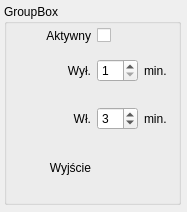
First picture: the form in src/timersvSettings.ui, repository musashimm/aquamatcontrol, before the edit.
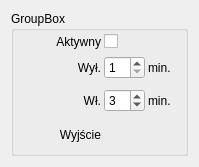
Second picture: the form after the edit.

Patch:
```diff
--- a/src/timersvSettings.ui
+++ b/src/timersvSettings.ui
@@ -1,101 +1,39 @@
 <ui version="4.0" >
  <class>TimersvSettings</class>
- <widget class="QWidget" name="TimersvSettings" >
-  <property name="geometry" >
+ <widget class="QWidget" name="TimersvSettings">
+  <property name="geometry">
    <rect>
     <x>0</x>
     <y>0</y>
-    <width>187</width>
-    <height>212</height>
+    <width>199</width>
+    <height>167</height>
    </rect>
   </property>
   <property name="windowTitle" >
    <string>Form</string>
   </property>
-  <widget class="QGroupBox" name="groupBox" >
-   <property name="geometry" >
-    <rect>
-     <x>4</x>
-     <y>4</y>
-     <width>177</width>
-     <height>201</height>
-    </rect>
-   </property>
-   <property name="title" >
+  <layout class="QGridLayout" name="gridLayout_2">
+   <item row="0" column="0">
+    <widget class="QGroupBox" name="groupBox">
+     <property name="title">
     <string>GroupBox</string>
    </property>
-   <widget class="QWidget" name="gridLayoutWidget" >
-    <property name="geometry" >
-     <rect>
-      <x>8</x>
-      <y>24</y>
-      <width>163</width>
-      <height>161</height>
-     </rect>
-    </property>
-    <layout class="QGridLayout" name="layout" >
-     <item row="1" column="0" >
-      <widget class="QLabel" name="label" >
-       <property name="text" >
-        <string>Wył.</string>
-       </property>
-       <property name="alignment" >
-        <set>Qt::AlignRight|Qt::AlignTrailing|Qt::AlignVCenter</set>
-       </property>
-      </widget>
-     </item>
-     <item row="1" column="1" >
-      <layout class="QHBoxLayout" name="horizontalLayout" >
-       <item>
-        <widget class="QSpinBox" name="e_off" >
-         <property name="minimum" >
-          <number>1</number>
-         </property>
-        </widget>
-       </item>
-       <item>
-        <widget class="QLabel" name="label_2" >
-         <property name="text" >
-          <string>min.</string>
-         </property>
-        </widget>
-       </item>
-      </layout>
-     </item>
-     <item row="2" column="0" >
-      <widget class="QLabel" name="label_3" >
-       <property name="text" >
-        <string>Wł.</string>
-       </property>
-       <property name="alignment" >
-        <set>Qt::AlignRight|Qt::AlignTrailing|Qt::AlignVCenter</set>
-       </property>
-      </widget>
-     </item>
-     <item row="2" column="1" >
-      <layout class="QHBoxLayout" name="horizontalLayout_2" >
-       <item>
-        <widget class="QSpinBox" name="e_on" >
-         <property name="minimum" >
-          <number>1</number>
-         </property>
-         <property name="value" >
+     <layout class="QGridLayout" name="gridLayout">
+      <property name="topMargin">
+       <number>3</number>
+      </property>
+      <property name="rightMargin">
+       <number>3</number>
+      </property>
+      <property name="bottomMargin">
+       <number>3</number>
+      </property>
+      <property name="spacing">
           <number>3</number>
          </property>
-        </widget>
-       </item>
-       <item>
-        <widget class="QLabel" name="label_4" >
-         <property name="text" >
-          <string>min.</string>
-         </property>
-        </widget>
-       </item>
-      </layout>
-     </item>
-     <item row="0" column="0" >
-      <widget class="QLabel" name="label_6" >
-       <property name="text" >
+      <item row="0" column="0">
+       <widget class="QLabel" name="label_6">
+        <property name="text">
         <string>Aktywny</string>
        </property>
        <property name="alignment" >
@@ -103,16 +41,75 @@
        </property>
       </widget>
      </item>
-     <item row="0" column="1" >
-      <widget class="QCheckBox" name="c_active" >
-       <property name="text" >
+      <item row="0" column="1">
+       <widget class="QCheckBox" name="c_active">
+        <property name="text">
         <string/>
        </property>
       </widget>
      </item>
-     <item row="3" column="0" >
-      <widget class="QLabel" name="label_5" >
-       <property name="text" >
+      <item row="1" column="0">
+       <widget class="QLabel" name="label">
+        <property name="text">
+         <string>Wył.</string>
+        </property>
+        <property name="alignment">
+         <set>Qt::AlignRight|Qt::AlignTrailing|Qt::AlignVCenter</set>
+        </property>
+       </widget>
+      </item>
+      <item row="2" column="0">
+       <widget class="QLabel" name="label_3">
+        <property name="text">
+         <string>Wł.</string>
+        </property>
+        <property name="alignment">
+         <set>Qt::AlignRight|Qt::AlignTrailing|Qt::AlignVCenter</set>
+        </property>
+       </widget>
+      </item>
+      <item row="1" column="1">
+       <layout class="QHBoxLayout" name="horizontalLayout">
+        <item>
+         <widget class="QSpinBox" name="e_off">
+          <property name="minimum">
+           <number>1</number>
+          </property>
+         </widget>
+        </item>
+        <item>
+         <widget class="QLabel" name="label_2">
+          <property name="text">
+           <string>min.</string>
+          </property>
+         </widget>
+        </item>
+       </layout>
+      </item>
+      <item row="2" column="1">
+       <layout class="QHBoxLayout" name="horizontalLayout_2">
+        <item>
+         <widget class="QSpinBox" name="e_on">
+          <property name="minimum">
+           <number>1</number>
+          </property>
+          <property name="value">
+           <number>3</number>
+          </property>
+         </widget>
+        </item>
+        <item>
+         <widget class="QLabel" name="label_4">
+          <property name="text">
+           <string>min.</string>
+          </property>
+         </widget>
+        </item>
+       </layout>
+      </item>
+      <item row="3" column="0">
+       <widget class="QLabel" name="label_5">
+        <property name="text">
         <string>Wyjście</string>
        </property>
        <property name="alignment" >
@@ -122,7 +119,8 @@
      </item>
     </layout>
    </widget>
-  </widget>
+   </item>
+  </layout>
  </widget>
  <resources/>
  <connections/>
```
Left out of the diff: 9 changed lines with no effect on the pictures. Lines whose indentation alone changed are shown as unchanged.
